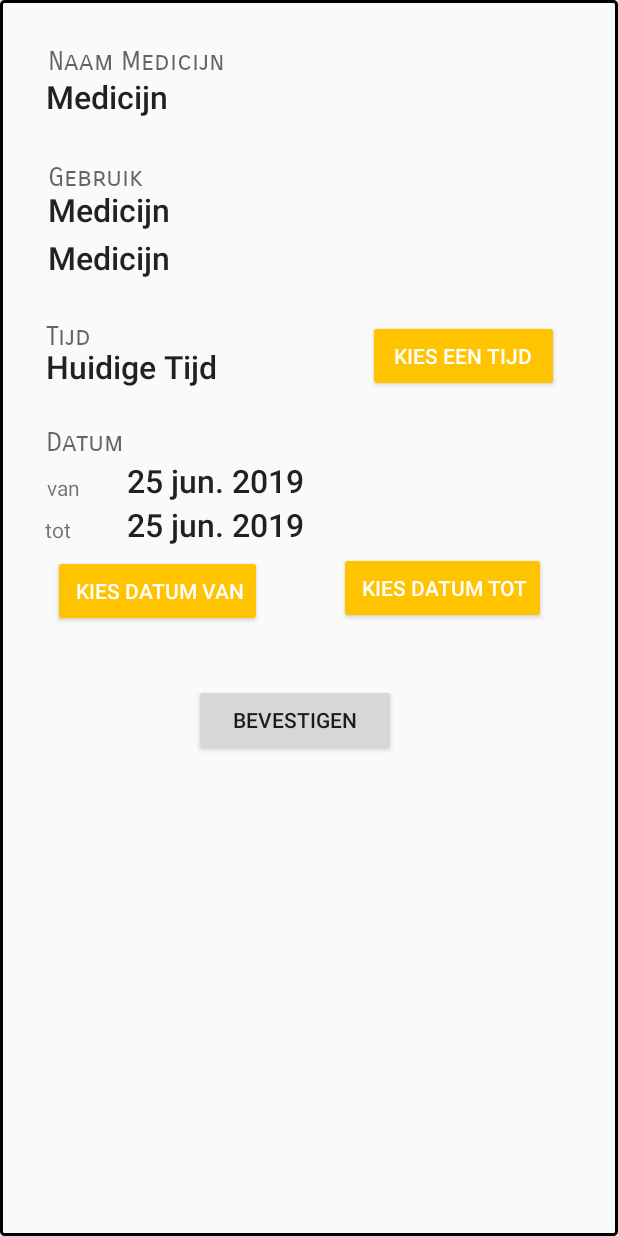
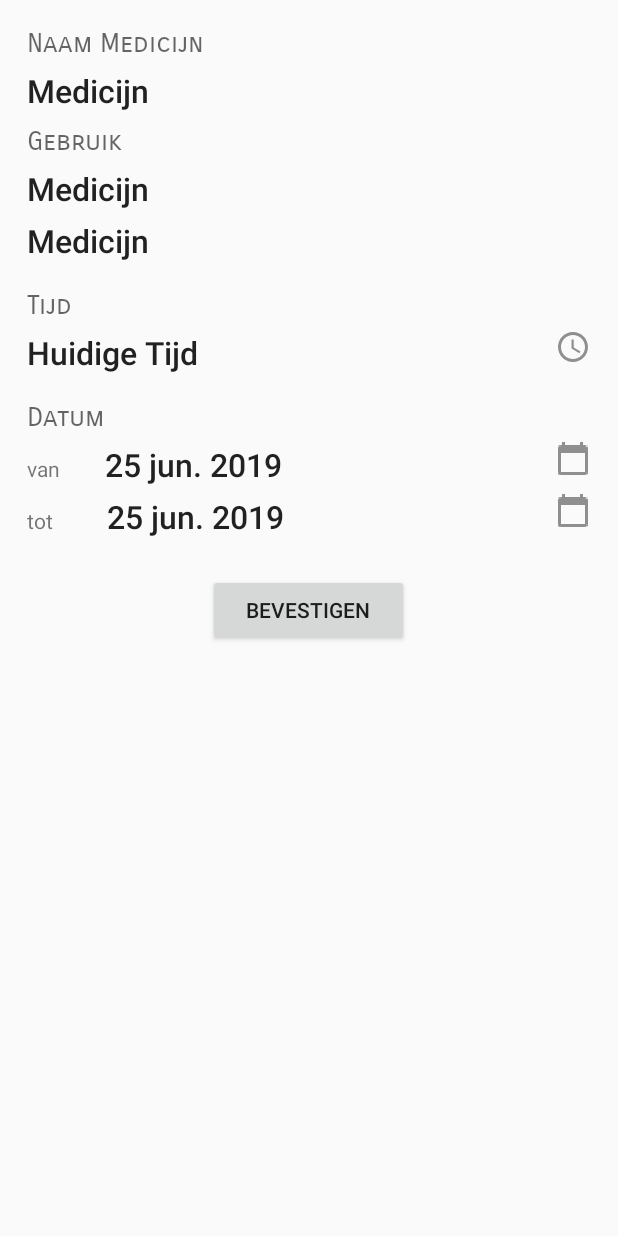
Before and after one commit to nynkevd/IMTPMD, an Android app: the layout activity_pop.xml on its own in the app's theme, with its tools: preview values and no code run, on a phone screen of 412 x 824 dp. Run offline under Robolectric (Android 15) with nearby library versions, the phone set to English and light mode, and no system bars; network calls fail.

Commit message:
Layout popup beginscherm

```diff
--- a/app/src/main/java/com/example/imtpmd/PopActivity.java
+++ b/app/src/main/java/com/example/imtpmd/PopActivity.java
@@ -15,6 +15,7 @@ import android.util.Log;
 import android.view.View;
 import android.widget.Button;
 import android.widget.DatePicker;
+import android.widget.ImageButton;
 import android.widget.RelativeLayout;
 import android.widget.TextView;
 import android.widget.TimePicker;
@@ -50,9 +51,9 @@ public class PopActivity extends AppCompatActivity implements TimePickerDialog.O
     private TextView dateTV;
     private TextView dateTV2;
 
-    private Button timeBTN;
-    private Button dateBTN;
-    private Button dateBTN2;
+    private ImageButton timeBTN;
+    private ImageButton dateBTN;
+    private ImageButton dateBTN2;
     private Button confirmBTN;
 
     private Date date;
@@ -100,7 +101,7 @@ public class PopActivity extends AppCompatActivity implements TimePickerDialog.O
         dateTV2.setText(currentDate2);
         setTime(i, i1);
 
-        timeBTN = (Button) findViewById(R.id.timeBTN);
+        timeBTN = (ImageButton) findViewById(R.id.timeBTN);
         timeBTN.setOnClickListener(new View.OnClickListener() {
             @Override
             public void onClick(View v) {
@@ -109,7 +110,7 @@ public class PopActivity extends AppCompatActivity implements TimePickerDialog.O
             }
         });
 
-        dateBTN = (Button) findViewById(R.id.dateBTN);
+        dateBTN = (ImageButton) findViewById(R.id.dateBTN);
         dateBTN.setOnClickListener(new View.OnClickListener() {
             @Override
             public void onClick(View v) {
@@ -124,7 +125,7 @@ public class PopActivity extends AppCompatActivity implements TimePickerDialog.O
             }
         });
 
-        dateBTN2 = (Button) findViewById(R.id.dateBTN2);
+        dateBTN2 = (ImageButton) findViewById(R.id.dateBTN2);
         dateBTN2.setOnClickListener(new View.OnClickListener() {
             @Override
             public void onClick(View v) {
@@ -166,6 +167,10 @@ public class PopActivity extends AppCompatActivity implements TimePickerDialog.O
         int width = dm.widthPixels ;
         int height = dm.heightPixels;
         getWindow().setLayout((int) (width*.8), (int) (height*.8));
+
+        View popup = findViewById(R.id.activityPopBegin);
+        View root = popup.getRootView();
+        root.setBackgroundResource(R.drawable.card_overview);
     };
 
     @Override
--- a/app/src/main/java/com/example/imtpmd/PopAddActivity.java
+++ b/app/src/main/java/com/example/imtpmd/PopAddActivity.java
@@ -173,13 +173,13 @@ public class PopAddActivity extends AppCompatActivity implements TimePickerDialo
         DisplayMetrics dm = new DisplayMetrics();
         getWindowManager().getDefaultDisplay().getMetrics(dm);
 
+        int width = dm.widthPixels ;
+        int height = dm.heightPixels;
+        getWindow().setLayout((int) (width*.8), (int) (height*.6));
+
         View popup = findViewById(R.id.activityPopAdd);
         View root = popup.getRootView();
         root.setBackgroundResource(R.drawable.card_overview);
-
-        int width = dm.widthPixels ;
-        int height = dm.heightPixels;
-        getWindow().setLayout((int) (width*.8), (int) (height*.8));
     };
 
     @Override
--- a/app/src/main/res/layout/activity_pop.xml
+++ b/app/src/main/res/layout/activity_pop.xml
@@ -1,8 +1,8 @@
 <?xml version="1.0" encoding="utf-8"?>
 <RelativeLayout xmlns:android="http://schemas.android.com/apk/res/android"
     xmlns:app="http://schemas.android.com/apk/res-auto"
-    android:layout_width="match_parent" android:layout_height="match_parent" android:background="@drawable/border" android:elevation="2dp">
-
+    android:id="@+id/activityPopBegin"
+    android:layout_width="match_parent" android:layout_height="match_parent" android:elevation="2dp">
 
 
     <TextView
@@ -12,10 +12,8 @@
         android:layout_height="wrap_content"
         android:layout_alignParentStart="true"
         android:layout_alignParentTop="true"
-        android:layout_alignParentEnd="true"
-        android:layout_marginStart="32dp"
-        android:layout_marginTop="30dp"
-        android:layout_marginEnd="36dp"
+        android:layout_marginStart="18dp"
+        android:layout_marginTop="18dp"
         android:text="Naam Medicijn"
         android:textAppearance="@style/TextAppearance.AppCompat.Medium"
         app:fontFamily="sans-serif-smallcaps"
@@ -29,9 +27,9 @@
         android:layout_below="@+id/medNameTV"
         android:layout_alignParentStart="true"
         android:layout_alignParentEnd="true"
-        android:layout_marginStart="32dp"
-        android:layout_marginTop="26dp"
-        android:layout_marginEnd="35dp"
+        android:layout_marginStart="18dp"
+        android:layout_marginTop="6dp"
+        android:layout_marginEnd="18dp"
         android:text="Gebruik"
         android:textAppearance="@style/TextAppearance.AppCompat.Medium"
         app:fontFamily="sans-serif-smallcaps"
@@ -43,11 +41,11 @@
         android:layout_width="wrap_content"
         android:layout_height="31dp"
         android:layout_below="@+id/textView"
-        android:layout_alignStart="@+id/textView"
-        android:layout_alignEnd="@+id/textView"
-        android:layout_marginStart="-1dp"
-        android:layout_marginTop="-2dp"
-        android:layout_marginEnd="2dp"
+        android:layout_alignParentStart="true"
+        android:layout_alignParentEnd="true"
+        android:layout_marginStart="18dp"
+        android:layout_marginTop="6dp"
+        android:layout_marginEnd="18dp"
         android:text="Medicijn"
         android:textAppearance="@style/TextAppearance.AppCompat.Body2"
         app:fontFamily="sans-serif-medium"
@@ -58,11 +56,11 @@
         android:layout_width="wrap_content"
         android:layout_height="wrap_content"
         android:layout_below="@+id/textView6"
-        android:layout_alignStart="@+id/textView"
-        android:layout_alignEnd="@+id/textView"
-        android:layout_marginStart="0dp"
-        android:layout_marginTop="-4dp"
-        android:layout_marginEnd="1dp"
+        android:layout_alignParentStart="true"
+        android:layout_alignParentEnd="true"
+        android:layout_marginStart="18dp"
+        android:layout_marginTop="6dp"
+        android:layout_marginEnd="18dp"
         android:text="Medicijn"
         android:textAppearance="@style/TextAppearance.AppCompat.Body2"
         app:fontFamily="sans-serif-medium"
@@ -73,11 +71,11 @@
         android:layout_width="wrap_content"
         android:layout_height="wrap_content"
         android:layout_below="@+id/medUseTV"
-        android:layout_alignStart="@+id/textView"
-        android:layout_alignEnd="@+id/textView"
-        android:layout_marginStart="0dp"
-        android:layout_marginTop="3dp"
-        android:layout_marginEnd="1dp"
+        android:layout_alignParentStart="true"
+        android:layout_alignParentEnd="true"
+        android:layout_marginStart="18dp"
+        android:layout_marginTop="6dp"
+        android:layout_marginEnd="18dp"
         android:text="Medicijn"
         android:textAppearance="@style/TextAppearance.AppCompat.Body2"
         app:fontFamily="sans-serif-medium"
@@ -88,11 +86,9 @@
         android:layout_width="343dp"
         android:layout_height="wrap_content"
         android:layout_below="@+id/timeTV"
-        android:layout_alignStart="@+id/medSortTV"
-        android:layout_alignEnd="@+id/medSortTV"
-        android:layout_marginStart="-1dp"
-        android:layout_marginTop="25dp"
-        android:layout_marginEnd="0dp"
+        android:layout_alignParentStart="true"
+        android:layout_marginStart="18dp"
+        android:layout_marginTop="18dp"
         android:text="Datum"
         android:textAppearance="@style/TextAppearance.AppCompat.Medium"
         app:fontFamily="sans-serif-smallcaps"
@@ -103,75 +99,70 @@
         android:layout_width="343dp"
         android:layout_height="wrap_content"
         android:layout_below="@+id/medSortTV"
-        android:layout_alignStart="@+id/medSortTV"
-        android:layout_alignEnd="@+id/medSortTV"
-        android:layout_marginStart="-1dp"
-        android:layout_marginTop="27dp"
-        android:layout_marginEnd="0dp"
+        android:layout_alignParentStart="true"
+        android:layout_marginStart="18dp"
+        android:layout_marginTop="18dp"
         android:text="Tijd"
         android:textAppearance="@style/TextAppearance.AppCompat.Medium"
         app:fontFamily="sans-serif-smallcaps"
         app:textAllCaps="false" />
 
-    <Button
+    <ImageButton
         android:id="@+id/timeBTN"
-        style="@style/Widget.AppCompat.Button.Colored"
-        android:layout_width="127dp"
+        android:layout_width="wrap_content"
         android:layout_height="wrap_content"
-        android:layout_below="@+id/textView5"
+        android:layout_alignBaseline="@id/timeTV"
         android:layout_alignParentEnd="true"
-        android:layout_marginTop="-22dp"
-        android:layout_marginEnd="39dp"
-        android:text="Kies een tijd" />
+        android:layout_marginEnd="18dp"
+        android:background="@null"
+        android:tint="@color/grey"
+        app:srcCompat="@drawable/ic_action_time"
+        android:baselineAlignBottom="true"/>
 
     <TextView
         android:id="@+id/timeTV"
         android:layout_width="wrap_content"
         android:layout_height="wrap_content"
         android:layout_below="@+id/textView5"
-        android:layout_alignStart="@+id/textView"
-        android:layout_alignEnd="@+id/textView"
-        android:layout_marginStart="-1dp"
-        android:layout_marginTop="-5dp"
-        android:layout_marginEnd="2dp"
+        android:layout_alignParentStart="true"
+        android:layout_marginStart="18dp"
+        android:layout_marginTop="6dp"
         android:text="Huidige Tijd"
         android:textAppearance="@style/TextAppearance.AppCompat.Body2"
         app:fontFamily="sans-serif-medium"
         android:textSize="21dp" />
 
-    <Button
+    <ImageButton
         android:id="@+id/dateBTN"
-        style="@style/Widget.AppCompat.Button.Colored"
         android:layout_width="wrap_content"
         android:layout_height="wrap_content"
-        android:layout_below="@+id/textView3"
+        android:layout_alignBaseline="@id/dateTV"
         android:layout_alignParentEnd="true"
-        android:layout_centerHorizontal="true"
-        android:layout_marginTop="64dp"
-        android:layout_marginEnd="237dp"
-        android:text=" Kies datum van" />
+        android:layout_marginEnd="18dp"
+        android:background="@null"
+        android:tint="@color/grey"
+        app:srcCompat="@drawable/ic_action_calendar"
+        android:baselineAlignBottom="true"/>
 
-    <Button
+    <ImageButton
         android:id="@+id/dateBTN2"
-        style="@style/Widget.AppCompat.Button.Colored"
         android:layout_width="wrap_content"
         android:layout_height="wrap_content"
-        android:layout_below="@+id/textView3"
+        android:layout_alignBaseline="@id/dateTV2"
         android:layout_alignParentEnd="true"
-        android:layout_centerHorizontal="true"
-        android:layout_marginTop="62dp"
-        android:layout_marginEnd="48dp"
-        android:text=" Kies datum tot" />
+        android:layout_marginEnd="18dp"
+        android:background="@null"
+        android:tint="@color/grey"
+        app:srcCompat="@drawable/ic_action_calendar"
+        android:baselineAlignBottom="true"/>
 
     <TextView
         android:id="@+id/dateTV2"
         android:layout_width="345dp"
         android:layout_height="wrap_content"
-        android:layout_below="@+id/textView3"
-        android:layout_alignEnd="@+id/dateTV"
-        android:layout_marginStart="1dp"
-        android:layout_marginTop="29dp"
-        android:layout_marginEnd="-1dp"
+        android:layout_below="@+id/dateTV"
+        android:layout_marginStart="0dp"
+        android:layout_marginTop="6dp"
         android:layout_toEndOf="@+id/textView9"
         android:text="25 jun. 2019"
         android:textAppearance="@style/TextAppearance.AppCompat.Body2"
@@ -183,9 +174,9 @@
         android:layout_width="290dp"
         android:layout_height="wrap_content"
         android:layout_below="@+id/textView3"
-        android:layout_alignEnd="@+id/textView3"
-        android:layout_marginTop="0dp"
-        android:layout_marginEnd="0dp"
+        android:layout_marginStart="0dp"
+        android:layout_marginTop="6dp"
+        android:layout_toEndOf="@+id/textView10"
         android:text="25 jun. 2019"
         android:textAppearance="@style/TextAppearance.AppCompat.Body2"
         android:textSize="21dp"
@@ -195,36 +186,28 @@
         android:id="@+id/textView9"
         android:layout_width="53dp"
         android:layout_height="wrap_content"
-        android:layout_below="@+id/textView3"
+        android:layout_alignBaseline="@id/dateTV2"
         android:layout_alignParentStart="true"
-        android:layout_marginStart="30dp"
-        android:layout_marginTop="37dp"
+        android:layout_marginStart="18dp"
         android:text="tot" />
 
     <TextView
         android:id="@+id/textView10"
         android:layout_width="52dp"
         android:layout_height="wrap_content"
-        android:layout_below="@+id/textView3"
-        android:layout_alignBottom="@+id/dateTV"
+        android:layout_alignBaseline="@id/dateTV"
         android:layout_alignParentStart="true"
-        android:layout_marginStart="31dp"
-        android:layout_marginTop="9dp"
-        android:layout_marginEnd="1dp"
-        android:layout_marginBottom="0dp"
-        android:layout_toStartOf="@+id/dateTV"
+        android:layout_marginStart="18dp"
+        android:layout_marginTop="6dp"
         android:text="van" />
 
     <Button
         android:id="@+id/confirmBTN"
         android:layout_width="134dp"
         android:layout_height="wrap_content"
-        android:layout_below="@+id/dateBTN2"
-        android:layout_alignParentStart="true"
-        android:layout_alignParentEnd="true"
-        android:layout_marginStart="129dp"
-        android:layout_marginTop="40dp"
-        android:layout_marginEnd="148dp"
+        android:layout_below="@+id/dateTV2"
+        android:layout_centerHorizontal="true"
+        android:layout_marginTop="24dp"
         android:text="bevestigen" />
 
 </RelativeLayout>
```
Also changed, not shown: app/src/main/res/layout/activity_pop_add.xml (+0 -33 lines).
